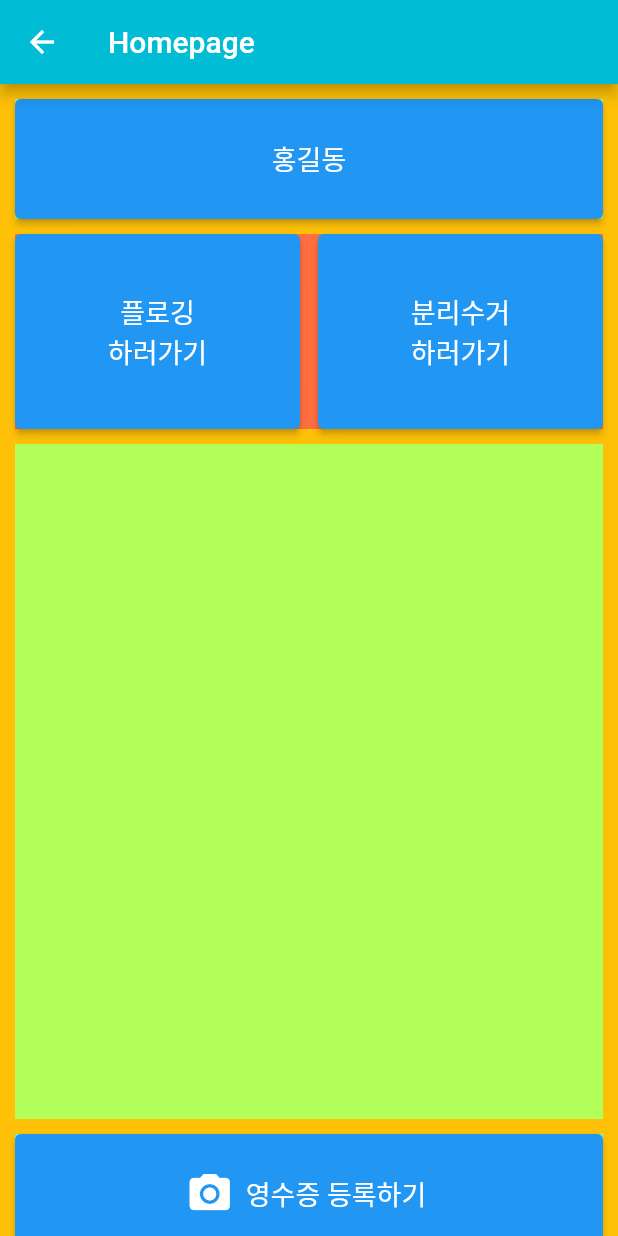
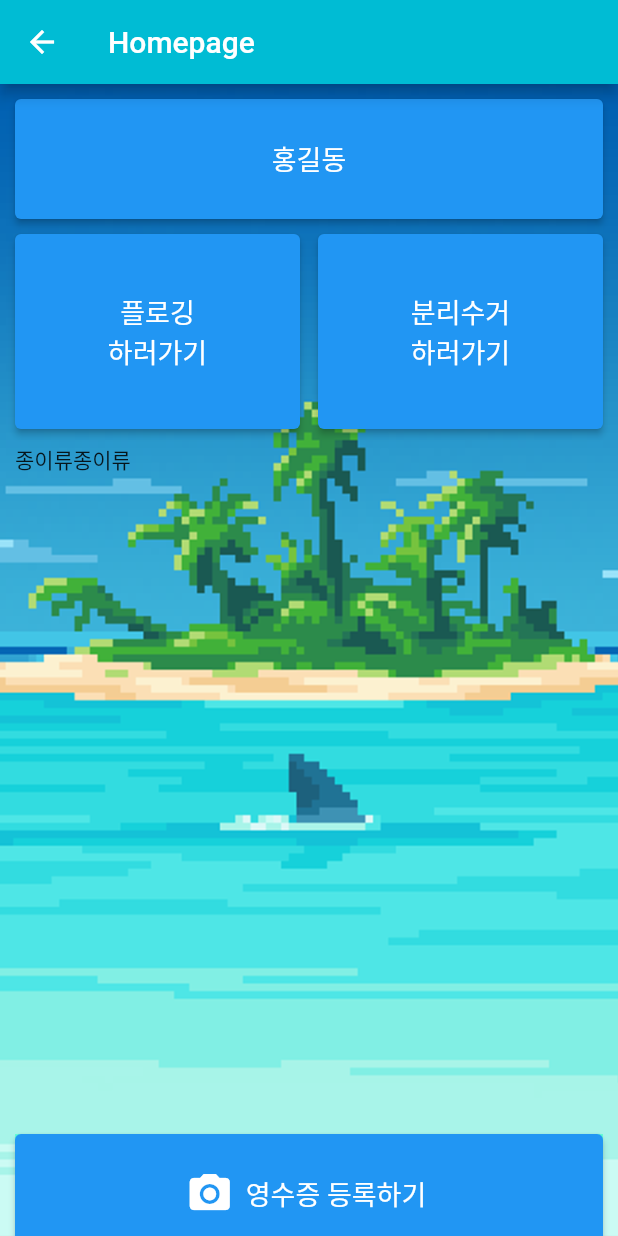
Before and after one commit to nub8p/2022-DisposableApp, a Flutter app: the DisposableExtractionScreen screen opened directly, after a tap on "다음", on a phone screen of 412 x 824 dp. Run offline on Flutter 3.47's test engine with Material 2 defaults, Android fonts, the phone set to English and light mode, and no system bars; our stand-ins replace image_picker.

Commit message:
disposable home connect
disposable home connect

```diff
--- a/lib/Screen/disposableExtractionScreen.dart
+++ b/lib/Screen/disposableExtractionScreen.dart
@@ -24,6 +24,7 @@ class DisposableExtractionScreen extends StatelessWidget {
         itemBuilder: (BuildContext context, int index) {
           return Container(
             height: 50,
+            color: Colors.white,
             alignment: Alignment.center,
             child: Text('${saveDis(Random().nextInt(4))}'),
           );
@@ -63,7 +64,8 @@ class DisposableExtractionScreen extends StatelessWidget {
                 onPressed: () {
                   Navigator.push(
                     context,
-                    MaterialPageRoute(builder: (context) => HomeScreen()),
+                    MaterialPageRoute(builder: (context)
+                    => HomeScreen(Disposable)),
                   );
                 },
               )
--- a/lib/Screen/homeScreen.dart
+++ b/lib/Screen/homeScreen.dart
@@ -8,6 +8,15 @@ import '../ui/Unit.dart';
 
 
 class HomeScreen extends StatelessWidget {
+  List<String> inputStream;
+  String inputLine = "";
+  HomeScreen(this.inputStream) {
+    for(int i = 0; i < inputStream.length; i++){
+      inputLine += inputStream[i];
+    }
+  }
+
+
 
   // 개인 정보 프로필 영역
   Widget InfoSection() {
@@ -16,7 +25,7 @@ class HomeScreen extends StatelessWidget {
         width: double.infinity,
         height: 80,
         child : Container(
-          color: Colors.lightGreenAccent,
+          //color: Colors.lightGreenAccent,
           child: MyInfoBar(),
         )
     );
@@ -28,7 +37,6 @@ class HomeScreen extends StatelessWidget {
         width: double.infinity,
         height: 140,
         child : Container(
-          color: Colors.deepOrangeAccent,
           margin:EdgeInsets.only(top:10),
           child: Row(
             mainAxisAlignment: MainAxisAlignment.spaceAround, // 가운데 정렬
@@ -49,8 +57,9 @@ class HomeScreen extends StatelessWidget {
         width: double.infinity,
         height: 460,
         child : Container(
-          color: Colors.lightGreenAccent,
+          //color: Colors.lightGreenAccent,
           margin:EdgeInsets.only(top:10),
+          child:Text(inputLine)
         )
     );
   }
@@ -72,11 +81,19 @@ class HomeScreen extends StatelessWidget {
   @override
   Widget build(BuildContext context) {
     // TODO: fill home page
-    return Scaffold(
+    return Container(
+      decoration: BoxDecoration(
+        image: DecorationImage(
+          fit: BoxFit.cover,
+          image: AssetImage('assets/images/background1.png'), // 배경 이미지
+        ),
+      ),
+      child: Scaffold(
+          backgroundColor: Colors.transparent,
           appBar: AppBar(backgroundColor: Colors.cyan, title: Text("Homepage"),),
           body: Container(
               padding: EdgeInsets.all(10),
-        color: Colors.amber,
+              color: Colors.transparent,
               child : Center(
                 child: Column(
                   children: [
@@ -88,6 +105,7 @@ class HomeScreen extends StatelessWidget {
                 ),
               )
           )
+      ),
     );
   }
 }
--- a/lib/main.dart
+++ b/lib/main.dart
@@ -34,6 +34,6 @@ class _MyHomePageState extends State<MyHomePage> {
 
   @override
   Widget build(BuildContext context) {
-    return HomeScreen();
+    return HomeScreen([]);
   }
 }
```
Also changed, not shown: lib/Screen/receiptCaptureScreen.dart (+2 -1 lines). Lines whose indentation alone changed are shown as unchanged.
